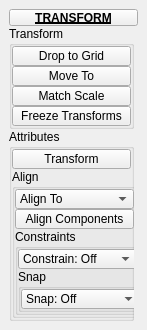
Above: tentacle/ui/3/transform.ui from m3trik/tentacle before the change. Below: the same form after it.
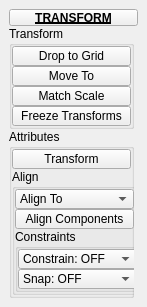
That is the form after the change. Custom widgets are drawn as their Qt base class.

What changed in the file:
```diff
--- a/tentacle/ui/3/transform.ui
+++ b/tentacle/ui/3/transform.ui
@@ -552,44 +552,11 @@
                  </property>
                  <item>
                   <property name="text">
-                   <string>Constrain: Off</string>
+                   <string>Constrain: OFF</string>
                   </property>
                  </item>
                 </widget>
                </item>
-               <item>
-                <widget class="QGroupBox" name="Snap">
-                 <property name="minimumSize">
-                  <size>
-                   <width>125</width>
-                   <height>0</height>
-                  </size>
-                 </property>
-                 <property name="maximumSize">
-                  <size>
-                   <width>125</width>
-                   <height>999</height>
-                  </size>
-                 </property>
-                 <property name="title">
-                  <string>Snap</string>
-                 </property>
-                 <layout class="QVBoxLayout" name="verticalLayout_6">
-                  <property name="spacing">
-                   <number>0</number>
-                  </property>
-                  <property name="leftMargin">
-                   <number>0</number>
-                  </property>
-                  <property name="topMargin">
-                   <number>0</number>
-                  </property>
-                  <property name="rightMargin">
-                   <number>0</number>
-                  </property>
-                  <property name="bottomMargin">
-                   <number>0</number>
-                  </property>
                   <item>
                    <widget class="ComboBox" name="cmb003">
                     <property name="minimumSize">
@@ -615,12 +582,9 @@
                     </property>
                     <item>
                      <property name="text">
-                      <string>Snap: Off</string>
-                     </property>
-                    </item>
-                   </widget>
-                  </item>
-                 </layout>
+                   <string>Snap: OFF</string>
+                  </property>
+                 </item>
                 </widget>
                </item>
               </layout>
@@ -651,16 +615,16 @@
   </widget>
  </widget>
  <customwidgets>
-  <customwidget>
-   <class>PushButtonDraggable</class>
-   <extends>QPushButton</extends>
-   <header>widgets.pushbuttondraggable.h</header>
-  </customwidget>
   <customwidget>
    <class>PushButton</class>
    <extends>QPushButton</extends>
    <header>widgets.pushbutton.h</header>
   </customwidget>
+  <customwidget>
+   <class>PushButtonDraggable</class>
+   <extends>QPushButton</extends>
+   <header>widgets.pushbuttondraggable.h</header>
+  </customwidget>
   <customwidget>
    <class>ComboBox</class>
    <extends>QComboBox</extends>
```
Lines whose indentation alone changed are shown as unchanged.
